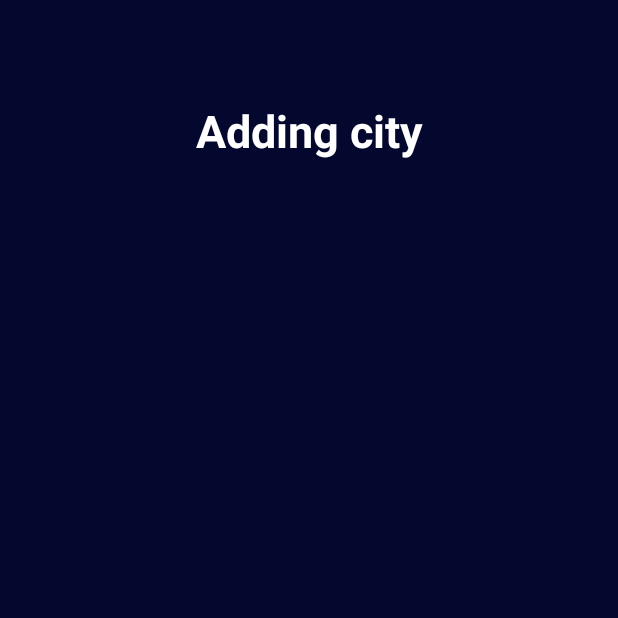
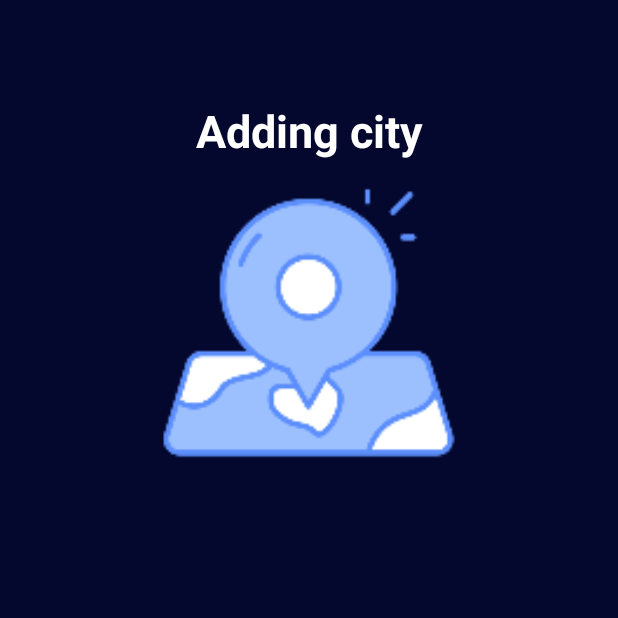
Before and after one commit to JAVADESTEKI/Weather, an Android app: the CityListActivity screen opened directly, with no data from a screen before it, on a phone screen of 412 x 824 dp, the top half of it. Run offline under Robolectric (Android 15) with nearby library versions, the phone set to English and light mode, and no system bars; 1 statement that could not run was skipped.

Commit message:
add constraint layout and imageView in nestedScroll at activity_city_list.xml

```diff
--- a/app/src/main/res/layout/activity_city_list.xml
+++ b/app/src/main/res/layout/activity_city_list.xml
@@ -53,6 +53,25 @@
         app:layout_constraintStart_toStartOf="parent"
         app:layout_constraintTop_toBottomOf="@+id/brrACityListH14">
 
+        <androidx.constraintlayout.widget.ConstraintLayout
+            android:layout_width="match_parent"
+            android:layout_height="match_parent">
+
+            <ImageView
+                android:id="@+id/imgAddingCar"
+                android:layout_width="200dp"
+                android:layout_height="200dp"
+                android:src="@drawable/img_location"
+                app:layout_constraintEnd_toEndOf="parent"
+                app:layout_constraintStart_toStartOf="parent"
+                app:layout_constraintTop_toTopOf="parent" />
+
+
+
+
+
+
+        </androidx.constraintlayout.widget.ConstraintLayout>
 
     </androidx.core.widget.NestedScrollView>
 
```
